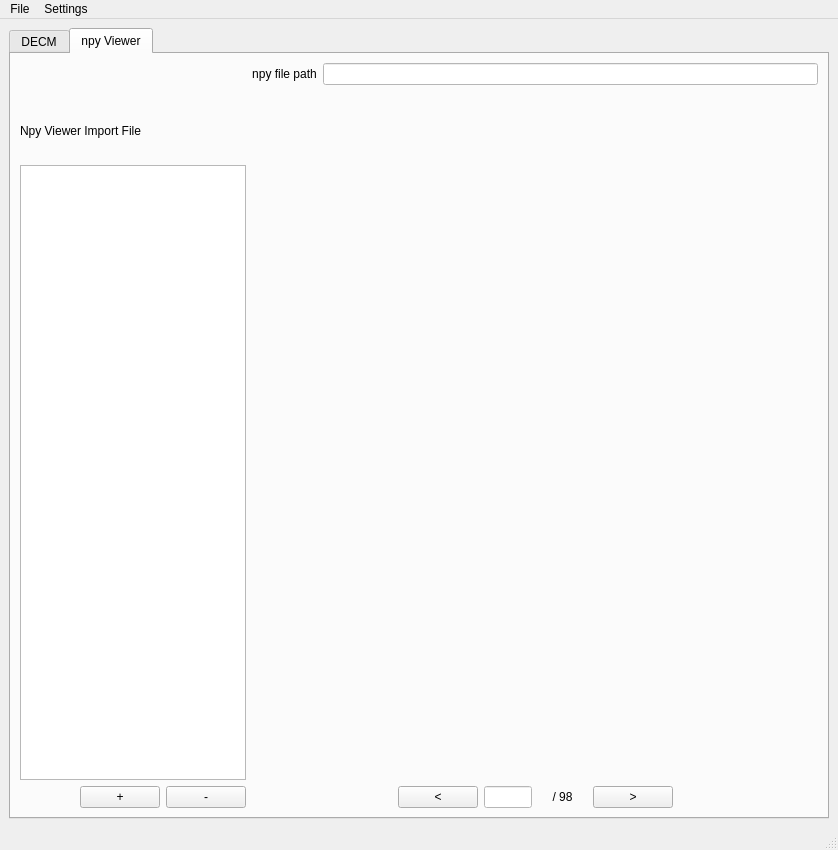
The window that util/ui/EC_dicom2avi.ui (chi-chun-1999/EC_dicom2avi) describes before a commit, drawn with Qt 5.
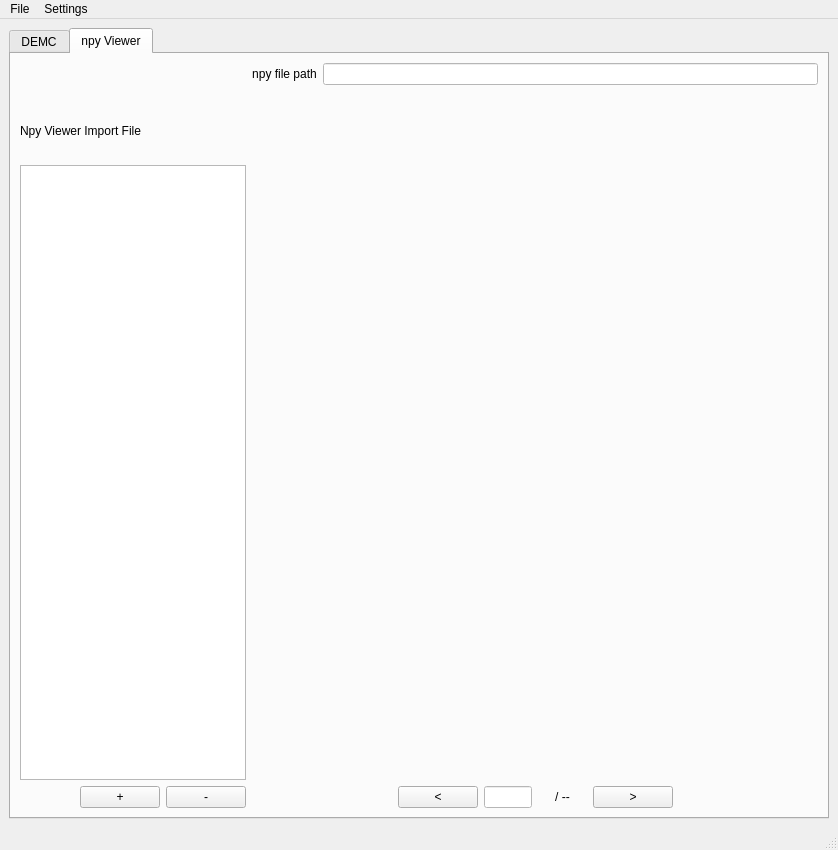
The same window after the commit. The open tabs and pages were chosen to show the change.

What changed in the file:
```diff
--- a/util/ui/EC_dicom2avi.ui
+++ b/util/ui/EC_dicom2avi.ui
@@ -29,7 +29,7 @@
       </property>
       <widget class="QWidget" name="tab">
        <attribute name="title">
-        <string>DECM</string>
+        <string>DEMC</string>
        </attribute>
        <layout class="QHBoxLayout" name="horizontalLayout_9" stretch="2,5">
         <item>
@@ -488,7 +488,7 @@
             <item>
              <widget class="QLabel" name="label_all_npy">
               <property name="text">
-               <string>/ 98</string>
+               <string>/ --</string>
               </property>
               <property name="alignment">
                <set>Qt::AlignCenter</set>
```
